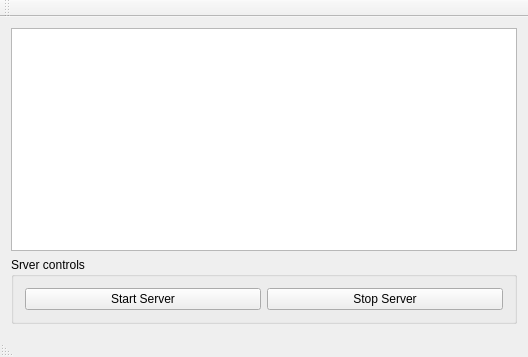
This is WifeConnectorServer/server.ui in jpola/WifeConnector as Qt 5 draws it before an edit. The edited form follows.
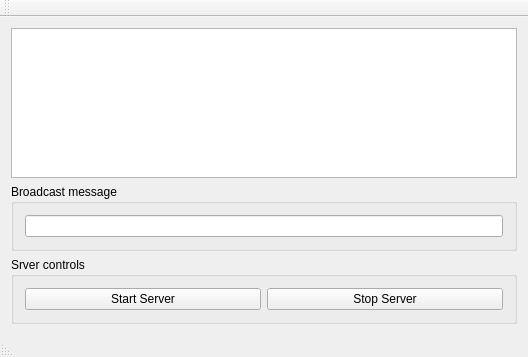
This is the edited form.

Commit message: From server to clients broadcasting

Patch:
```diff
--- a/WifeConnectorServer/server.ui
+++ b/WifeConnectorServer/server.ui
@@ -32,7 +32,19 @@
      </widget>
     </item>
     <item>
-     <widget class="QGroupBox" name="groupBox">
+     <widget class="QGroupBox" name="broadcastGroupBox">
+      <property name="title">
+       <string>Broadcast message</string>
+      </property>
+      <layout class="QVBoxLayout" name="verticalLayout">
+       <item>
+        <widget class="QLineEdit" name="broadcastLineEdit"/>
+       </item>
+      </layout>
+     </widget>
+    </item>
+    <item>
+     <widget class="QGroupBox" name="sControlsGroupBox">
       <property name="title">
        <string>Srver controls</string>
       </property>
```
The commit also changes 4 other files.
